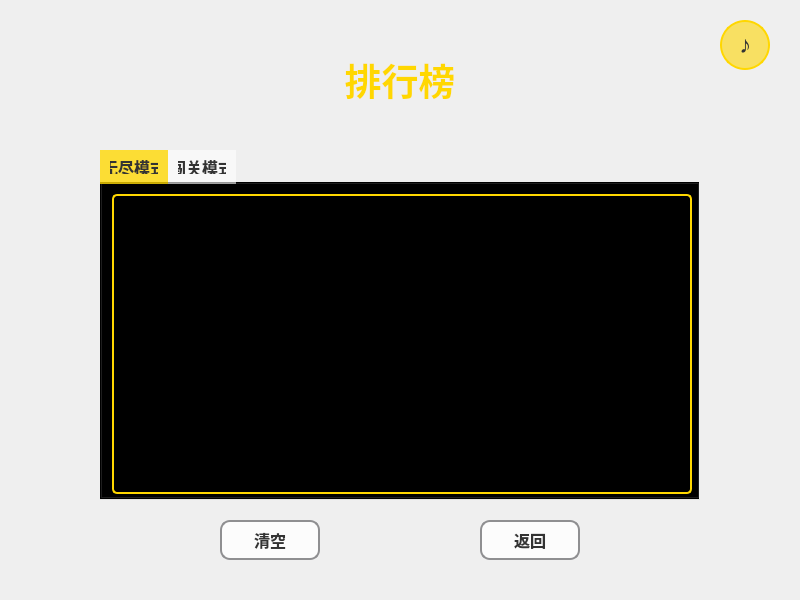
Qt form src/view/RankingWidget.ui (LiuYe716136/BegeweledGame) before a commit.
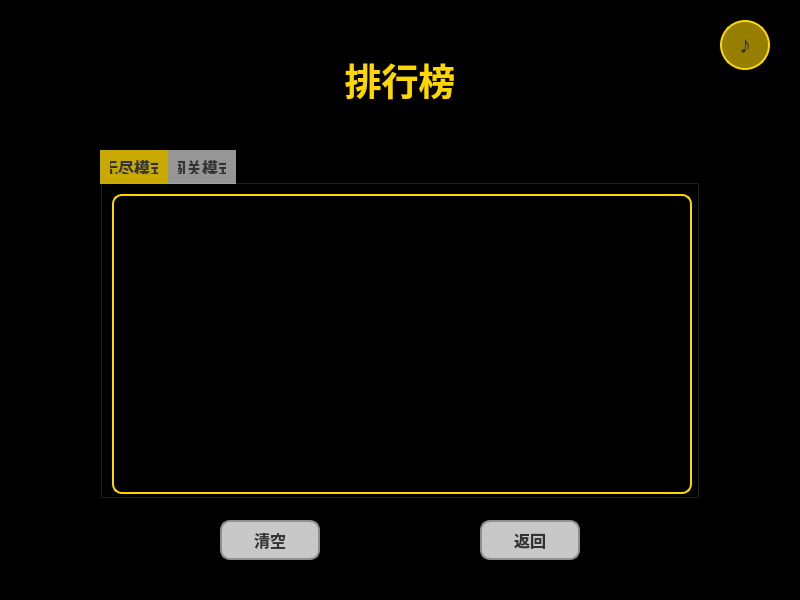
The same form after that commit. Icons and pictures are not drawn.

Patch:
```diff
--- a/src/view/RankingWidget.ui
+++ b/src/view/RankingWidget.ui
@@ -15,13 +15,42 @@
   </property>
   <property name="styleSheet">
    <string notr="true">#RankingWidget { 
-   background-image: url(:/bgs/assets/images/menu_bg.jpg);
+background-image: url(:/bgs/assets/images/rank_bg.jpg);
+background-color: #000000; 
 }
 QLabel { color: white; font-family: 'Microsoft YaHei'; font-weight: bold; }
 QPushButton { background-color: rgba(255, 255, 255, 200); border: 2px solid #8f8f91; border-radius: 10px; padding: 5px; font-size: 16px; color: #333; font-weight: bold; }
 QPushButton:hover { background-color: rgba(255, 255, 255, 240); border-color: #ffffff; }
 QPushButton:pressed { background-color: rgba(200, 200, 200, 200); }
-QListWidget { background-color: rgba(0, 0, 0, 180); color: white; font-size: 16px; border: 2px solid gold; border-radius: 5px; }
+QListWidget { 
+  background-color: rgba(0, 0, 0, 180); 
+  color: white; 
+  font-family: 'Microsoft YaHei';
+  font-size: 16px; 
+  font-weight: bold; 
+  border: 2px solid gold; 
+  border-radius: 10px; 
+  padding: 10px;
+}
+
+QListWidget::item { 
+  height: 40px; 
+  padding: 5px; 
+  border-radius: 5px;
+}
+
+QListWidget::item:alternate { 
+  background-color: rgba(255, 255, 255, 10); 
+}
+
+QListWidget::item:hover { 
+  background-color: rgba(255, 215, 0, 50); 
+}
+
+QListWidget::item:selected { 
+  background-color: rgba(255, 215, 0, 100); 
+  color: #333;
+}
 QTabWidget { background-color: rgba(0, 0, 0, 0); }
 QTabBar::tab { background-color: rgba(255, 255, 255, 150); color: #333; font-size: 16px; font-weight: bold; padding: 10px; }
 QTabBar::tab:selected { background-color: rgba(255, 215, 0, 200); }</string>
```
Left out of the diff: 6 changed lines with no effect on the pictures.
